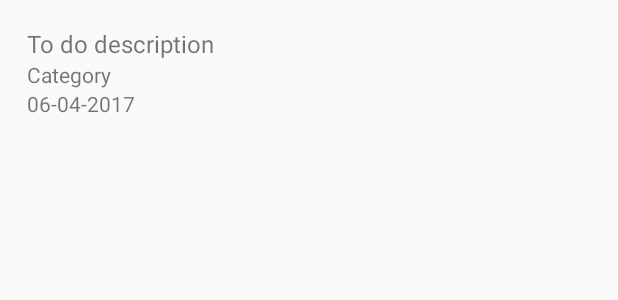
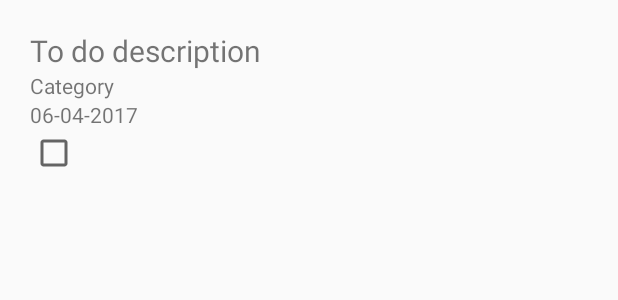
Before and after one commit to mperez13/todolist-androidApp, an Android app: the layout item.xml on its own in the app's theme, with its tools: preview values and no code run, on a phone screen of 412 x 824 dp. Shown: the top 300 px of the screen. Run offline under Robolectric (Android 15) with nearby library versions, the phone set to English and light mode, and no system bars.

```diff
--- a/TodoList/app/src/main/java/com/maria/perez/com/todolist/AddToDoFragment.java
+++ b/TodoList/app/src/main/java/com/maria/perez/com/todolist/AddToDoFragment.java
@@ -45,7 +45,6 @@ public class AddToDoFragment extends DialogFragment{
 
         // Add category spinner
         spinner = (Spinner) view.findViewById(R.id.category_spinner);
-
         //fill the created spinner
         ArrayAdapter<CharSequence> adapter = ArrayAdapter.createFromResource(getActivity(), R.array.picked_category, android.R.layout.simple_spinner_item);
         adapter.setDropDownViewResource(android.R.layout.simple_spinner_dropdown_item);
--- a/TodoList/app/src/main/res/layout/activity_main.xml
+++ b/TodoList/app/src/main/res/layout/activity_main.xml
@@ -1,8 +1,5 @@
 <?xml version="1.0" encoding="utf-8"?>
-<LinearLayout
-    xmlns:android="http://schemas.android.com/apk/res/android"
-    xmlns:app="http://schemas.android.com/apk/res-auto"
-    xmlns:tools="http://schemas.android.com/tools"
+<LinearLayout xmlns:android="http://schemas.android.com/apk/res/android" xmlns:tools="http://schemas.android.com/tools"
     android:layout_width="match_parent"
     android:layout_height="match_parent"
     android:orientation="vertical"
--- a/TodoList/app/src/main/res/layout/fragment_to_do_adder.xml
+++ b/TodoList/app/src/main/res/layout/fragment_to_do_adder.xml
@@ -33,6 +33,7 @@
         android:id="@+id/category_spinner"
         android:layout_width="match_parent"
         android:layout_height="wrap_content"
+        android:layout_marginBottom="8dp"
         />
 
 </LinearLayout>
--- a/TodoList/app/src/main/res/layout/item.xml
+++ b/TodoList/app/src/main/res/layout/item.xml
@@ -4,17 +4,15 @@
     android:orientation="vertical"
     android:layout_width="match_parent"
     android:layout_height="wrap_content"
-    android:padding="18dp">
+    android:padding="20dp">
 
     <TextView
         android:id="@+id/description"
         android:layout_width="match_parent"
         android:layout_height="wrap_content"
-        android:textSize="16dp"
+        android:textSize="20dp"
         android:text="To do description"/>
 
-    android:layout_width="match_parent"
-    android:layout_height="match_parent">
     <TextView
         android:id="@+id/category"
         android:layout_width="match_parent"
@@ -29,4 +27,9 @@
         android:textSize="14dp"
         android:text="06-04-2017"/>
 
+    <CheckBox
+        android:layout_width="match_parent"
+        android:layout_height="wrap_content"
+        android:id="@+id/checked"/>
+
 </LinearLayout>
```
Also changed, not shown: TodoList/app/src/main/java/com/maria/perez/com/todolist/MainActivity.java (+11 -5 lines), TodoList/app/src/main/java/com/maria/perez/com/todolist/ToDoListAdapter.java (+14 -1 lines).
